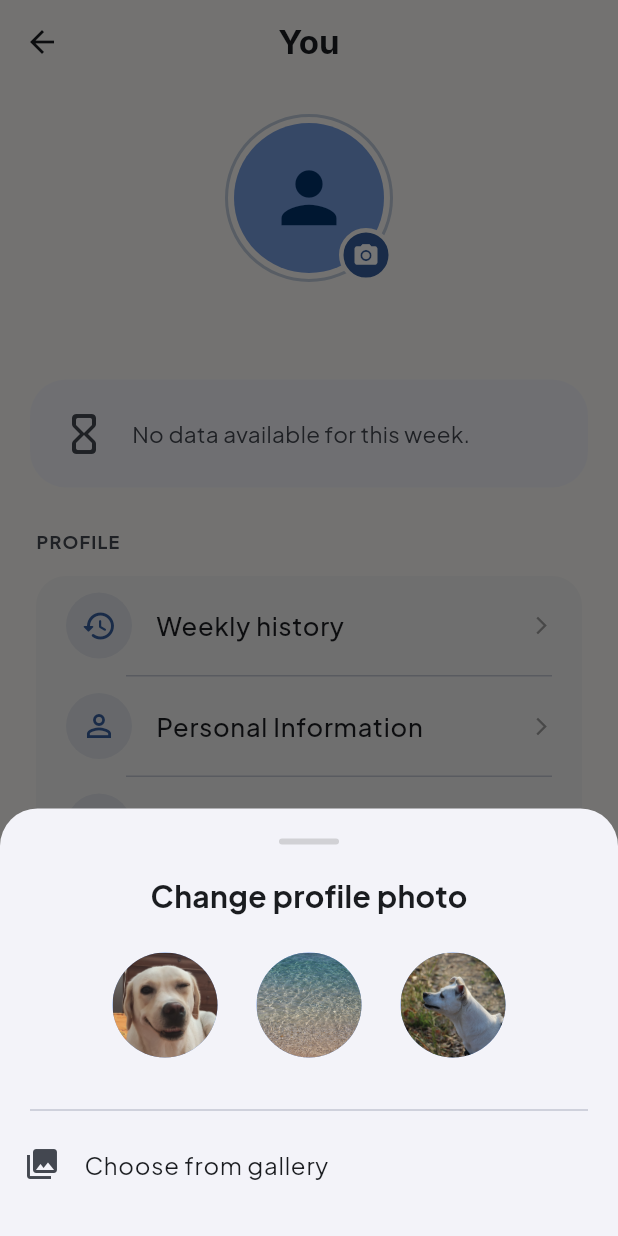
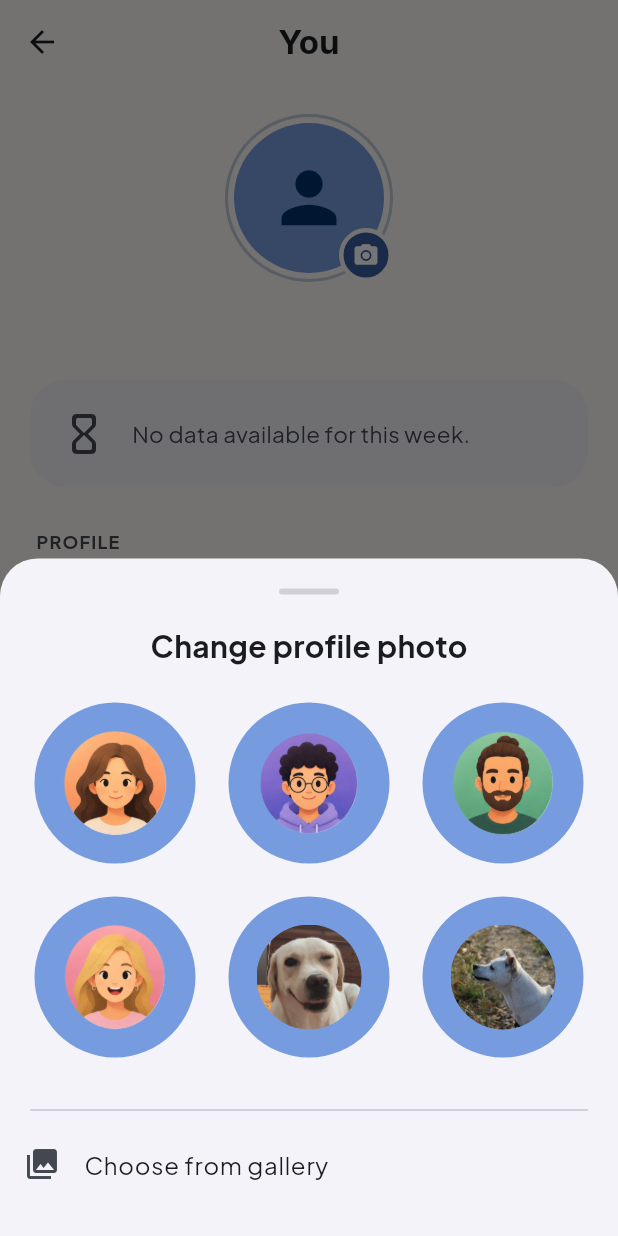
Before and after one commit to WPozz/Biomedical_Wearable_Equilibria, a Flutter app: the Profile screen opened directly, after a tap on the "person" icon, on a phone screen of 412 x 824 dp. Run offline on Flutter 3.47's test engine with Material 3 defaults, Android fonts, the phone set to English and light mode, and no system bars; our stand-ins replace fl_chart, google_fonts, image_picker, shared_preferences, youtube_player_flutter, youtube_player_iframe; accounts and stored records are empty; statements that could not run were skipped.

Commit message:
immagini profiliiii

```diff
--- a/Flutter_application/lib/main.dart
+++ b/Flutter_application/lib/main.dart
@@ -11,55 +11,21 @@ import 'providers/settings_provider.dart';
 import 'providers/userdata_provider.dart';
 
 
-// TO DO:
-// [fatto] - Aggiungere più lingue (italiano / inglese) ?
-// [fatto] - Mettere come sviluppi futuri l'idea di un database locale per i dati utente (Solo i dati dallo smartwatch, non le preferenze)
-// - Third party access
-// [fatto] - Definire lo "Stress index"
-// - Implementare UserProfileProvider per gestire i dati personali e le preferenze (unità di misura, obiettivi, notifiche, ecc.). Si può fare tranquillamente con shared_preferences.
-// - Caricare UserProfileProvider nel MultiProvider in main.dart. Quando l'utente preme "SAVE CHANGES", il provider deve salvare i dati in locale e fare notifyListeners().
-// - Mood tracking (con grafico a linee che mostra l'andamento del mood nel tempo, e correlazione con le altre metriche) o comunque salvarlo.
-// - Notifiche vere? (Sviluppi futuri)
-// - Gestione errori API (es. token scaduto, server non raggiungibile, ecc.) e feedback all'utente (es. "Sessione scaduta, effettua nuovamente il login", "Impossibile connettersi al server, controlla la tua connessione internet", ecc.)
-// - Splash screen con animazioni e logo app? Kairos ("time your well-being")
-// - Scalatura del testo (Widget nativo FittedBox oppure installare il pacchetto auto_size_text (usatissimo).
-//   Con AutoSizeText('Testo', maxLines: 1), il testo si rimpicciolisce da solo se non c'è spazio)
-
-
-
-// About Provider:
-// La mia idea è usare 2 provider principali:
-// 1. UserProfileProvider: gestisce i dati personali dell'utente (nome, età, peso, (anche se queste dovrebbero essere ricordate a livello locale per evitare di doverli inserire ogni volta))) e le preferenze (unità di misura, obiettivi, notifiche)
-// 2. DataProvider: gestisce i dati REST di home e trends (qui potremmo anche avere sotto-provider o classi di servizio per organizzare meglio, es. HomeDataProvider, TrendsDataProvider, ecc.)
-// 3. AuthProvider: gestisce l'autenticazione, il login/logout e il refresh del token (conviene lasciarlo o integrarlo in UserProfileProvider? Per ora lo lascio separato per chiarezza, ma è un punto da valutare)
-
-// Per quanto riguarda REST API, la regola è che la UI non conosca il server.
-// Le schermate leggono dal provider, il provider parla con un repository/servizio API, e il repository aggiorna il provider quando arrivano nuovi dati.
-// (non arriverranno nuovi dati visto che abbiamo una banca dati limitata ma l'idea è questa).
-
-// Credenziali:
-// USERNAME: VKM4CPfO22
-// PASSWORD: 12345678!
-
 void main() {
   runApp(
     MultiProvider(
       providers: [
-        // 1. INDEPENDENT PROVIDERS
-        // These don't rely on any other providers, so we load them normally.
+        // INDEPENDENT PROVIDERS .
         ChangeNotifierProvider(create: (_) => AuthProvider()),
         ChangeNotifierProvider(create: (_) => SettingsProvider()),
         ChangeNotifierProvider(create: (_) => UserDataProvider()),
 
-        // 2. DEPENDENT PROVIDERS
-        // DataProvider needs AuthProvider to access the token.
-        // We use ProxyProvider to grab AuthProvider and pass it inside.
+        // DEPENDENT PROVIDERS
         ChangeNotifierProxyProvider<AuthProvider, DataProvider>(
           create: (context) => DataProvider(
             authProvider: Provider.of<AuthProvider>(context, listen: false),
           ),
           update: (context, authProvider, previousDataProvider) {
-            // This ensures we keep the same DataProvider alive and just pass the auth info
             return previousDataProvider ?? DataProvider(authProvider: authProvider);
           },
         ),
@@ -70,34 +36,28 @@ void main() {
 }
 
 
-class MyApp extends StatelessWidget { // stateless because the theme and title of the app do not change while the app is in use
+class MyApp extends StatelessWidget {
   const MyApp({super.key});
 
-  @override // I inherit the characteristics of StatelessWidget but override the build method, customizing it
+  @override
   Widget build(BuildContext context) {
 
-    // 1. Detect if the user's system is set to light or dark theme
+    // Detect if the user's system is set to light or dark theme
     final brightness = View.of(context).platformDispatcher.platformBrightness;
 
-    // 2. Create the text theme using the utility functions and chosen Google fonts
+    // Text theme
     TextTheme textTheme = createTextTheme(context, "Plus Jakarta Sans", "Inter");
 
-    // 3. Initialize the MaterialTheme class with the font configuration
     MaterialTheme theme = MaterialTheme(textTheme);
 
     return MaterialApp(
-      title: 'Kairos', // Aggiornato con il nome ufficiale dell'app!
-      debugShowCheckedModeBanner: false, // rimuove l'etichetta rossa "debug"
-
-      // 4. Applica automaticamente il tema chiaro o scuro basandosi sulla palette M3 esportata
+      title: 'Kairos',
+      debugShowCheckedModeBanner: false,
       theme: theme.light().copyWith(scaffoldBackgroundColor: const Color(0xFFFAF9F6)),
       darkTheme: theme.dark().copyWith(scaffoldBackgroundColor: const Color(0xFF121212)),
       themeMode: brightness == Brightness.light ? ThemeMode.light : ThemeMode.dark,
-
-      // 5. Imposta la SplashScreen come schermata iniziale assoluta
       home: const SplashScreen(),
 
-      // 6. Definisce le rotte per la navigazione successiva
       routes: {
         '/auth_gate': (context) => Consumer<AuthProvider>(
           builder: (context, authProvider, child) {
--- a/Flutter_application/lib/screens/home.dart
+++ b/Flutter_application/lib/screens/home.dart
@@ -234,7 +234,7 @@ class _HomeScreenState extends State<HomeScreen> {
         title: Container(
           color: Colors.transparent,
           child: Image.asset(
-            'assets/images/Kairos_up.jpeg',
+            'assets/images/Kairos_up.png',
             height: 150,
             fit: BoxFit.contain,
           ),
--- a/Flutter_application/lib/screens/profile.dart
+++ b/Flutter_application/lib/screens/profile.dart
@@ -559,16 +559,20 @@ class _ProfileState extends State<Profile> {
 
 void _mostraSceltaAvatar(
       BuildContext context, UserDataProvider userData, bool isItalian) {
-    final colorScheme   = Theme.of(context).colorScheme;
+    final colorScheme = Theme.of(context).colorScheme;
     final defaultAssets = [
+      'assets/images/profilo1.png',
+      'assets/images/profilo2.png',
+      'assets/images/profilo3.png',
+      'assets/images/profilo4.png',
       'assets/images/Yumi.jpeg',
-      'assets/images/Mare.jpeg',
       'assets/images/Bellona.jpeg',
     ];
 
     showModalBottomSheet(
       context: context,
       backgroundColor: colorScheme.surfaceContainerLow,
+      isScrollControlled: true,
       shape: const RoundedRectangleBorder(
           borderRadius:
               BorderRadius.vertical(top: Radius.circular(25))),
@@ -593,9 +597,21 @@ class _ProfileState extends State<Profile> {
                     fontSize: 20, fontWeight: FontWeight.bold),
               ),
               const SizedBox(height: 20),
-              Row(
-                mainAxisAlignment: MainAxisAlignment.center,
-                children: defaultAssets.map((assetPath) {
+
+
+              Padding(
+                padding: const EdgeInsets.symmetric(horizontal: 20),
+                child: GridView.builder(
+                  shrinkWrap: true,
+                  physics: const NeverScrollableScrollPhysics(),
+                  gridDelegate: const SliverGridDelegateWithFixedCrossAxisCount(
+                    crossAxisCount: 3,
+                    mainAxisSpacing: 16,
+                    crossAxisSpacing: 16,
+                  ),
+                  itemCount: defaultAssets.length,
+                  itemBuilder: (context, index) {
+                    final assetPath = defaultAssets[index];
                     final isSelected =
                         userData.avatarData == 'asset:$assetPath';
                     return GestureDetector(
@@ -604,8 +620,6 @@ class _ProfileState extends State<Profile> {
                         Navigator.pop(context);
                       },
                       child: Container(
-                      margin:
-                          const EdgeInsets.symmetric(horizontal: 10),
                         decoration: BoxDecoration(
                           shape: BoxShape.circle,
                           border: Border.all(
@@ -629,8 +643,10 @@ class _ProfileState extends State<Profile> {
                         ),
                       ),
                     );
-                }).toList(),
+                  },
                 ),
+              ),
+
               const SizedBox(height: 24),
               const Divider(indent: 20, endIndent: 20),
               ListTile(
```
Also changed, not shown: Flutter_application/assets/images/Kairos_up.jpeg (deleted), Flutter_application/assets/images/Kairos_up.png (added), Flutter_application/assets/images/Mare.jpeg (deleted), Flutter_application/assets/images/profilo1.png (added), Flutter_application/assets/images/profilo2.png (added), Flutter_application/assets/images/profilo3.png (added), Flutter_application/assets/images/profilo4.png (added). Lines whose indentation alone changed are shown as unchanged.
